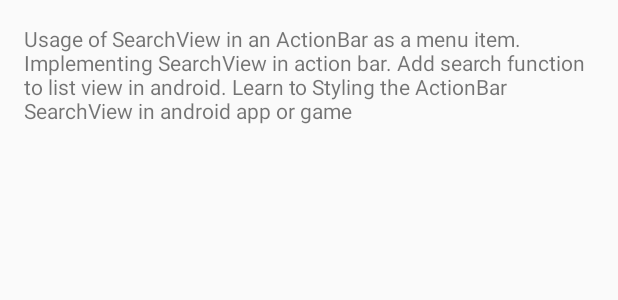
After one commit to MagicMike90/Staff-Manager, an Android app: the layout searchview_android_actionbar.xml on its own in the app's theme, with its tools: preview values and no code run, on a phone screen of 412 x 824 dp. The commit adds this screen. Shown: the top 300 px of the screen. Run offline under Robolectric (Android 15) with nearby library versions, the phone set to English and light mode, and no system bars.

Commit message:
add search view

```diff
--- /dev/null
+++ b/app/src/main/res/layout/searchview_android_actionbar.xml
@@ -0,0 +1,13 @@
+<?xml version="1.0" encoding="utf-8"?>
+<LinearLayout xmlns:android="http://schemas.android.com/apk/res/android"
+    android:layout_width="match_parent"
+    android:layout_height="match_parent"
+    android:layout_margin="16dp"
+    android:orientation="vertical">
+
+    <TextView
+        android:layout_width="wrap_content"
+        android:layout_height="wrap_content"
+        android:text="Usage of SearchView in an ActionBar as a menu item. Implementing SearchView in action bar. Add search function to list view in android. Learn to Styling the ActionBar SearchView in android app or game" />
+
+</LinearLayout>
--- a/app/src/main/res/menu/main.xml
+++ b/app/src/main/res/menu/main.xml
@@ -1,12 +1,6 @@
 <?xml version="1.0" encoding="utf-8"?>
 <menu xmlns:android="http://schemas.android.com/apk/res/android"
     xmlns:app="http://schemas.android.com/apk/res-auto">
-    <item
-        android:id="@+id/action_search"
-        android:icon="@android:drawable/ic_menu_search"
-        android:title="Search"
-        app:showAsAction="always"
-        android:visible="false" />
     <item
         android:id="@+id/action_settings"
         android:orderInCategory="100"
--- a/app/src/main/res/menu/menu_staff.xml
+++ b/app/src/main/res/menu/menu_staff.xml
@@ -2,6 +2,12 @@
     xmlns:app="http://schemas.android.com/apk/res-auto"
     xmlns:tools="http://schemas.android.com/tools"
     tools:context="com.sanitation.app.staff.StaffActivity">
+    <item
+        android:id="@+id/action_search"
+        app:actionViewClass="android.support.v7.widget.SearchView"
+        app:showAsAction="always|collapseActionView"
+        android:icon="@android:drawable/ic_menu_search"
+        android:title="Search" />
     <item
         android:id="@+id/action_settings"
         android:orderInCategory="100"
--- a/app/src/main/res/values/strings.xml
+++ b/app/src/main/res/values/strings.xml
@@ -45,5 +45,5 @@
     <string name="title_activity_event_finish">EventFinishActivity</string>
     <string name="title_activity_assessment">AssessmentActivity</string>
     <string name="title_activity_notice">最新通知</string>
-    <string name="title_activity_staff">StaffActivity</string>
+    <string name="title_activity_staff">人员管理</string>
 </resources>
--- /dev/null
+++ b/app/src/main/res/xml/searchable.xml
@@ -0,0 +1,5 @@
+<?xml version="1.0" encoding="utf-8"?>
+<searchable xmlns:android="http://schemas.android.com/apk/res/android"
+    android:label="@string/app_name"
+    android:hint="搜索名字" >
+</searchable>
```
Also changed, not shown: app/src/main/AndroidManifest.xml (+8 -1 lines), app/src/main/java/com/sanitation/app/staff/StaffActivity.java (+33 -8 lines), app/src/main/java/com/sanitation/app/staff/StaffListFragment.java (+15 -15 lines).
